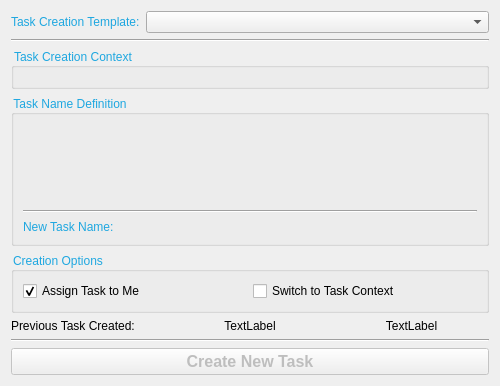
This is resources/dialog.ui in scottb08/sb-multi-taskcreator as Qt 5 draws it before an edit. The edited form follows.
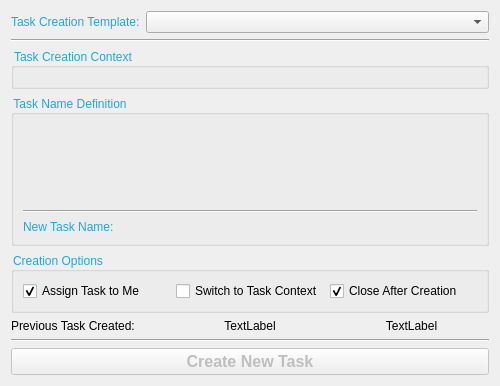
This is the edited form.

Commit message: added close dialog checkbox

The edit to the form file:
```diff
--- a/resources/dialog.ui
+++ b/resources/dialog.ui
@@ -117,6 +117,16 @@
         </property>
        </widget>
       </item>
+      <item row="0" column="2">
+       <widget class="QCheckBox" name="close_checkBox">
+        <property name="text">
+         <string>Close After Creation</string>
+        </property>
+        <property name="checked">
+         <bool>true</bool>
+        </property>
+       </widget>
+      </item>
      </layout>
     </widget>
    </item>
```
The commit also changes 2 other files.
